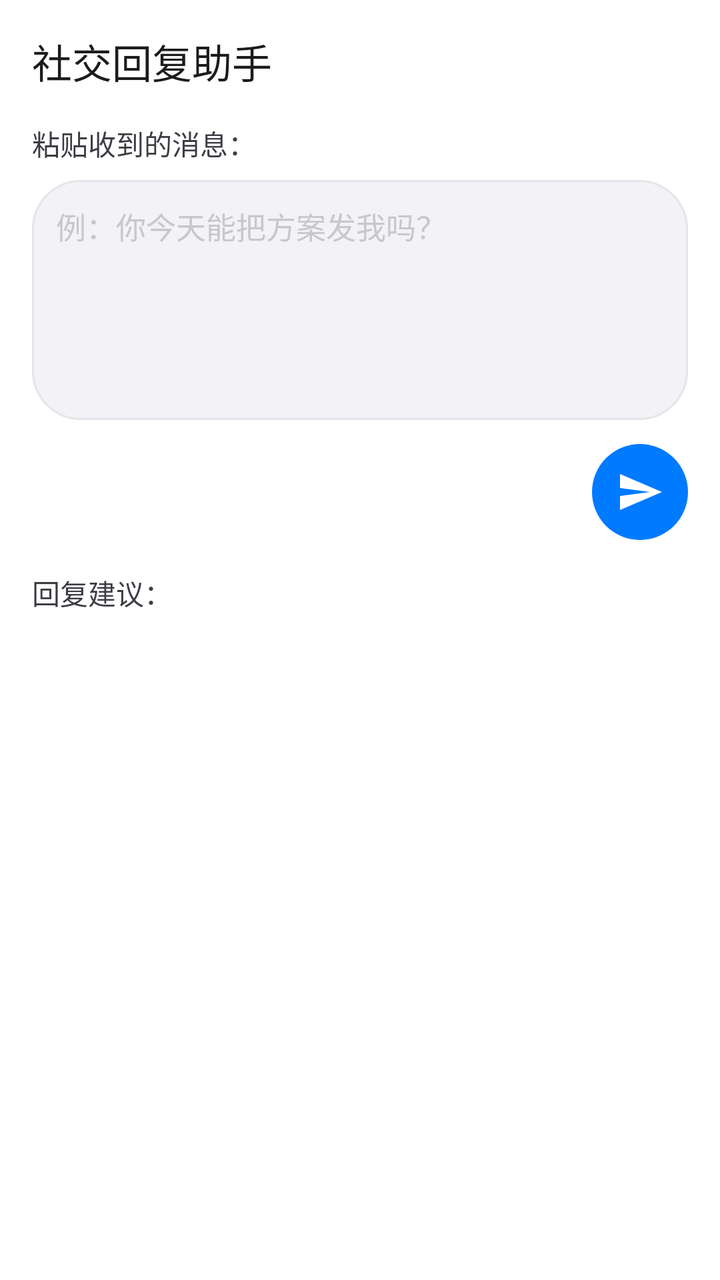
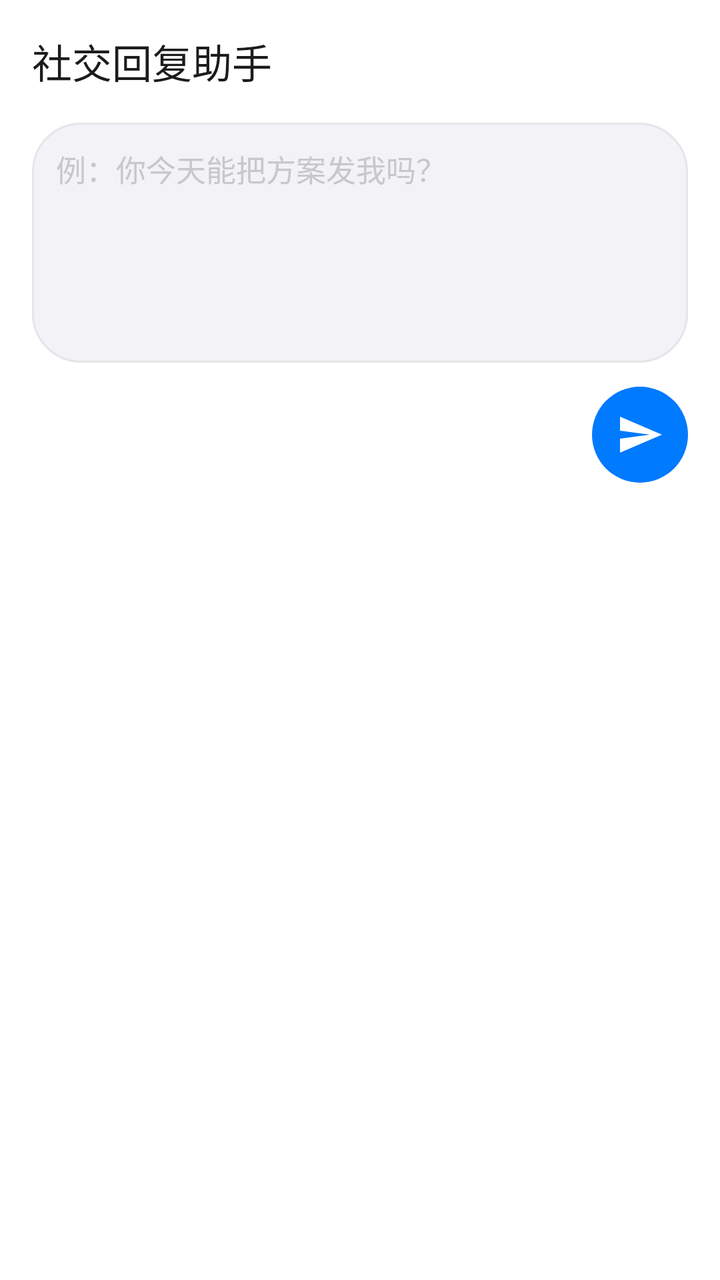

Screens rendered from an Android XML layout before and after an edit, with the pre-edit source and the edit as a unified diff.
<!-- AndroidManifest.xml: activity theme Theme.LingBan -->
<!-- res/layout/activity_social.xml -->
<?xml version="1.0" encoding="utf-8"?>
<LinearLayout xmlns:android="http://schemas.android.com/apk/res/android"
    android:layout_width="match_parent"
    android:layout_height="match_parent"
    android:orientation="vertical"
    android:background="@color/background"
    android:padding="16dp">

    
    <TextView
        android:layout_width="wrap_content"
        android:layout_height="wrap_content"
        android:text="社交回复助手"
        android:textSize="20sp"
        android:textColor="@color/on_background"
        android:layout_marginBottom="16dp"
        android:fontFamily="sans-serif-medium"/>

    
    <TextView
        android:layout_width="wrap_content"
        android:layout_height="wrap_content"
        android:text="粘贴收到的消息："
        android:textSize="14sp"
        android:textColor="@color/on_surface"
        android:layout_marginBottom="8dp"/>
    <EditText
        android:id="@+id/input_message"
        android:layout_width="match_parent"
        android:layout_height="120dp"
        android:gravity="top"
        android:background="@drawable/input_bg"
        android:hint="例：你今天能把方案发我吗？"
        android:textColor="@color/on_background"
        android:textColorHint="@color/disabled"
        android:textSize="15sp"
        android:padding="12dp"
        android:inputType="textMultiLine" />

    
    <LinearLayout
        android:layout_width="match_parent"
        android:layout_height="wrap_content"
        android:orientation="horizontal"
        android:layout_marginTop="12dp">
        <TextView
            android:layout_width="0dp"
            android:layout_height="wrap_content"
            android:layout_weight="1" />
        <ImageButton
            android:id="@+id/btn_generate"
            android:layout_width="48dp"
            android:layout_height="48dp"
            android:background="@drawable/send_button_bg"
            android:src="@drawable/ic_send"
            android:tint="@color/on_primary"
            android:contentDescription="生成回复建议" />
    </LinearLayout>

    
    <TextView
        android:layout_width="wrap_content"
        android:layout_height="wrap_content"
        android:text="回复建议："
        android:textSize="14sp"
        android:textColor="@color/on_surface"
        android:layout_marginTop="16dp"
        android:layout_marginBottom="8dp"/>
    <HorizontalScrollView
        android:layout_width="match_parent"
        android:layout_height="wrap_content"
        android:scrollbars="none">
        <LinearLayout
            android:id="@+id/reply_container"
            android:layout_width="wrap_content"
            android:layout_height="wrap_content"
            android:orientation="horizontal" />
    </HorizontalScrollView>

    
    <View
        android:layout_width="match_parent"
        android:layout_height="0dp"
        android:layout_weight="1" />

</LinearLayout>
<!-- resources referenced by this layout -->
<resources>
  <color name="background">#FFFFFF</color>
  <color name="disabled">#C7C7CC</color>
  <color name="on_background">#1C1C1E</color>
  <color name="on_primary">#FFFFFF</color>
  <color name="on_surface">#3C3C43</color>
  <!-- drawable ic_send (drawable) -->
  <vector xmlns:android="http://schemas.android.com/apk/res/android"
      android:width="24dp"
      android:height="24dp"
      android:viewportWidth="24"
      android:viewportHeight="24">
      <path
          android:fillColor="#FFFFFF"
          android:pathData="M2.01,21L23,12 2.01,3 2,10l15,2 -15,2z" />
  </vector>
  <!-- drawable input_bg (drawable) -->
  <?xml version="1.0" encoding="utf-8"?>
  <shape xmlns:android="http://schemas.android.com/apk/res/android"
      android:shape="rectangle">
      <solid android:color="@color/surface" />
      <corners android:radius="24dp" />
      <stroke android:width="1dp" android:color="@color/divider" />
  </shape>
  <!-- drawable send_button_bg (drawable) -->
  <?xml version="1.0" encoding="utf-8"?>
  <shape xmlns:android="http://schemas.android.com/apk/res/android"
      android:shape="oval">
      <solid android:color="@color/primary" />
  </shape>
  <style name="Theme.LingBan" parent="Theme.MaterialComponents.Light.NoActionBar">
          
          <item name="colorPrimary">@color/primary</item>
          <item name="colorPrimaryDark">@color/primary_dark</item>
          <item name="colorOnPrimary">@color/on_primary</item>
          <item name="android:colorBackground">@color/background</item>
          <item name="colorOnBackground">@color/on_background</item>
          <item name="colorSurface">@color/surface</item>
          <item name="colorOnSurface">@color/on_surface</item>
          <item name="colorError">@color/error</item>
          <item name="colorOnError">@color/on_error</item>
  
          
          <item name="shapeAppearanceSmallComponent">@style/Shape.Small</item>
          <item name="shapeAppearanceMediumComponent">@style/Shape.Medium</item>
          <item name="shapeAppearanceLargeComponent">@style/Shape.Large</item>
  
          
          <item name="android:fontFamily">sans-serif</item>
          <item name="android:statusBarColor">@android:color/transparent</item>
          <item name="android:navigationBarColor">@android:color/white</item>
          <item name="android:windowLightStatusBar">true</item>
      </style>
  <color name="surface">#F2F2F7</color>
  <color name="divider">#E5E5EA</color>
  <color name="primary">#007AFF</color>
  <color name="primary_dark">#0062CC</color>
  <color name="error">#FF3B30</color>
  <color name="on_error">#FFFFFF</color>
  <style name="Shape.Small" parent="ShapeAppearance.MaterialComponents.SmallComponent">
          <item name="cornerFamily">rounded</item>
          <item name="cornerSize">10dp</item>
      </style>
  <style name="Shape.Medium" parent="ShapeAppearance.MaterialComponents.MediumComponent">
          <item name="cornerFamily">rounded</item>
          <item name="cornerSize">14dp</item>
      </style>
  <style name="Shape.Large" parent="ShapeAppearance.MaterialComponents.LargeComponent">
          <item name="cornerFamily">rounded</item>
          <item name="cornerSize">20dp</item>
      </style>
</resources>

<!-- the commit's change to res/layout/activity_social.xml (unified diff, before → after) -->
@@ -6,7 +6,6 @@
     android:background="@color/background"
     android:padding="16dp">
 
-    
     <TextView
         android:layout_width="wrap_content"
         android:layout_height="wrap_content"
@@ -16,14 +15,6 @@
         android:layout_marginBottom="16dp"
         android:fontFamily="sans-serif-medium"/>
 
-    
-    <TextView
-        android:layout_width="wrap_content"
-        android:layout_height="wrap_content"
-        android:text="粘贴收到的消息："
-        android:textSize="14sp"
-        android:textColor="@color/on_surface"
-        android:layout_marginBottom="8dp"/>
     <EditText
         android:id="@+id/input_message"
         android:layout_width="match_parent"
@@ -37,15 +28,14 @@
         android:padding="12dp"
         android:inputType="textMultiLine" />
 
-    
     <LinearLayout
         android:layout_width="match_parent"
         android:layout_height="wrap_content"
         android:orientation="horizontal"
         android:layout_marginTop="12dp">
-        <TextView
+        <View
             android:layout_width="0dp"
-            android:layout_height="wrap_content"
+            android:layout_height="0dp"
             android:layout_weight="1" />
         <ImageButton
             android:id="@+id/btn_generate"
@@ -57,19 +47,11 @@
             android:contentDescription="生成回复建议" />
     </LinearLayout>
 
-    
-    <TextView
-        android:layout_width="wrap_content"
-        android:layout_height="wrap_content"
-        android:text="回复建议："
-        android:textSize="14sp"
-        android:textColor="@color/on_surface"
-        android:layout_marginTop="16dp"
-        android:layout_marginBottom="8dp"/>
     <HorizontalScrollView
         android:layout_width="match_parent"
         android:layout_height="wrap_content"
-        android:scrollbars="none">
+        android:scrollbars="none"
+        android:layout_marginTop="16dp">
         <LinearLayout
             android:id="@+id/reply_container"
             android:layout_width="wrap_content"
@@ -77,10 +59,4 @@
             android:orientation="horizontal" />
     </HorizontalScrollView>
 
-    
-    <View
-        android:layout_width="match_parent"
-        android:layout_height="0dp"
-        android:layout_weight="1" />
-
 </LinearLayout>
<!-- resource entries referenced after the edit -->
@@ -4,7 +4,6 @@
   <color name="disabled">#C7C7CC</color>
   <color name="on_background">#1C1C1E</color>
   <color name="on_primary">#FFFFFF</color>
-  <color name="on_surface">#3C3C43</color>
   <!-- drawable ic_send (drawable) -->
   <vector xmlns:android="http://schemas.android.com/apk/res/android"
       android:width="24dp"
@@ -56,6 +55,7 @@
   <color name="divider">#E5E5EA</color>
   <color name="primary">#007AFF</color>
   <color name="primary_dark">#0062CC</color>
+  <color name="on_surface">#3C3C43</color>
   <color name="error">#FF3B30</color>
   <color name="on_error">#FFFFFF</color>
   <style name="Shape.Small" parent="ShapeAppearance.MaterialComponents.SmallComponent">
